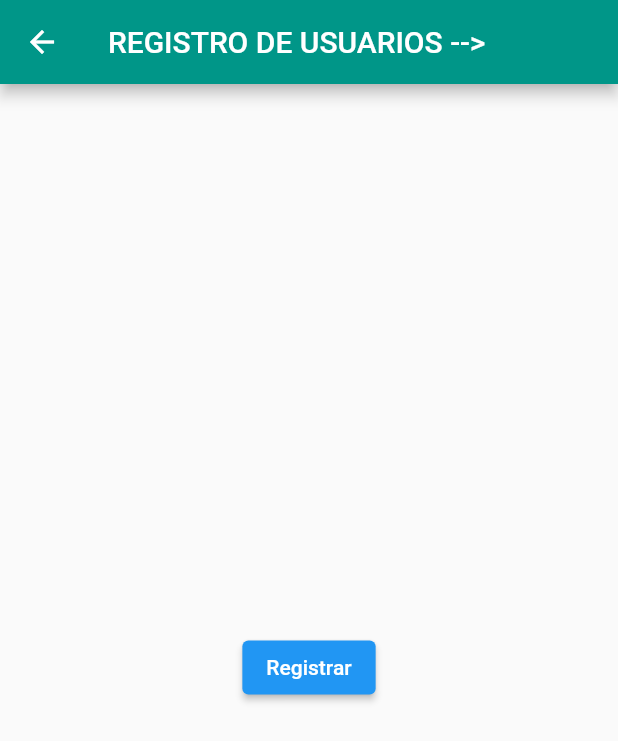
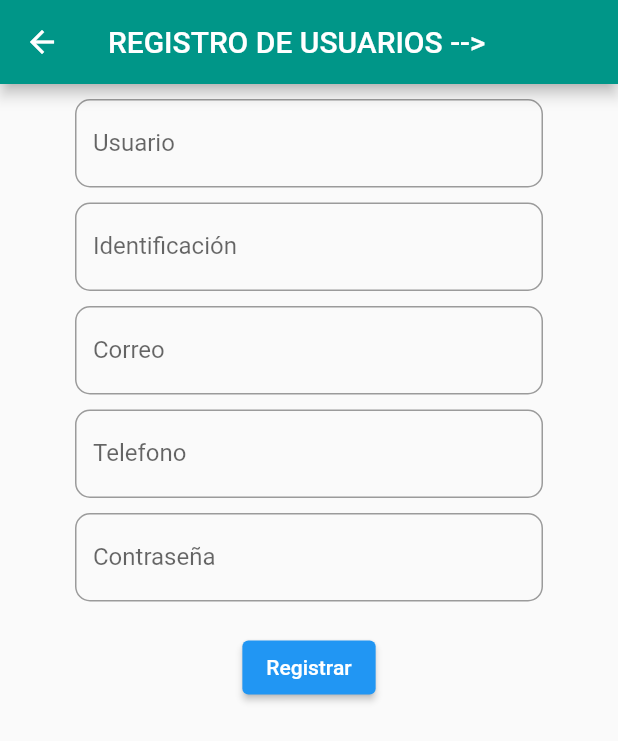
Before and after one commit to ThePolanco/App_with_Flutter, a Flutter app: the screen it shows after launch, after a tap on "Registrar", on a phone screen of 412 x 824 dp. Shown: the top 741 px of the screen. Run offline on Flutter 3.47's test engine with Material 2 defaults, Android fonts, the light colour scheme and no system bars; our stand-ins replace cloud_firestore, firebase_core, local_auth; accounts and stored records are empty.

```diff
--- a/lib/View/Registro.dart
+++ b/lib/View/Registro.dart
@@ -51,7 +51,7 @@ class RegistroApp extends State<Registro>{
                 onPressed: () {
 
                 },
-                child: Text('Aceptar', style: TextStyle(color: Colors.blueGrey)),
+                child: Text('Aceptar', style: TextStyle(color: Colors.white)),
               )
             ],
           );
@@ -68,7 +68,7 @@ class RegistroApp extends State<Registro>{
       body: SingleChildScrollView(
         child: Column(
           children: [
-            Padding(padding: EdgeInsets.only(top: 10, left: 500, right: 500),
+            Padding(padding: EdgeInsets.only(top: 10, left: 50, right: 50),
             child: TextField(
               controller: nombre,
               decoration: InputDecoration(
@@ -82,7 +82,7 @@ class RegistroApp extends State<Registro>{
               ),
             ),
             ),
-            Padding(padding: EdgeInsets.only(top: 10, left: 500, right: 500),
+            Padding(padding: EdgeInsets.only(top: 10, left: 50, right: 50),
               child: TextField(
                 controller: identidad,
                 decoration: InputDecoration(
@@ -96,7 +96,7 @@ class RegistroApp extends State<Registro>{
                 ),
               ),
             ),
-            Padding(padding: EdgeInsets.only(top: 10, left: 500, right: 500),
+            Padding(padding: EdgeInsets.only(top: 10, left: 50, right: 50),
               child: TextField(
                 controller: correo,
                 decoration: InputDecoration(
@@ -110,7 +110,7 @@ class RegistroApp extends State<Registro>{
                 ),
               ),
             ),
-            Padding(padding: EdgeInsets.only(top: 10, left: 500, right: 500),
+            Padding(padding: EdgeInsets.only(top: 10, left: 50, right: 50),
               child: TextField(
                 controller: telefono,
                 decoration: InputDecoration(
@@ -124,7 +124,7 @@ class RegistroApp extends State<Registro>{
                 ),
               ),
             ),
-            Padding(padding: EdgeInsets.only(top: 10, left: 500, right: 500),
+            Padding(padding: EdgeInsets.only(top: 10, left: 50, right: 50),
               child: TextField(
                 controller: contrasena,
                 decoration: InputDecoration(
--- a/lib/main.dart
+++ b/lib/main.dart
@@ -32,7 +32,7 @@ class HomeStart extends State<Home>{
   TextEditingController contrasena = TextEditingController();
   final LocalAuthentication auth = LocalAuthentication();
   User objUser=User();
-
+ //Declaración variable que definira si es Invitado o Administrador
   int IyA = 0;
 
   validarDatos() async{
@@ -53,6 +53,8 @@ class HomeStart extends State<Home>{
               objUser.rol = ("Administrador");
               objUser.estado = cursor.get("Estado");
 
+              //Definicion que indica que Invitado correspondera a 1 y Admin a 2,
+              // llamando la clase mensaje para indicar el modulo de bienvenida
               if(cursor.get("Rol")=="Invitado"){
                 mensaje("Invitado","Bienvenido INVITADO " + nombre.text);
                 IyA = 1;
@@ -93,7 +95,7 @@ class HomeStart extends State<Home>{
                   child: Image.asset('img/img1.png'),
                 ),
               ),
-              Padding(padding: EdgeInsets.only(top: 10, left: 500, right: 500),
+              Padding(padding: EdgeInsets.only(top: 10, left: 50, right: 50),
                 child: TextField(
                   controller: nombre,
                   decoration: InputDecoration(
@@ -105,7 +107,7 @@ class HomeStart extends State<Home>{
                   ),
                 ),
               ),
-              Padding(padding: EdgeInsets.only(top: 30, left: 500, right: 500),
+              Padding(padding: EdgeInsets.only(top: 30, left: 50, right: 50),
                 child: TextField(
                   controller: contrasena,
                   obscureText:true,
@@ -236,7 +238,8 @@ class HomeStart extends State<Home>{
   }
 }
 
-//Apartado para la creacion de las clases invitado y Admin
+//Creación pantallas de invitado y Administrador,
+//cada una con diferente color y con botones de regreso a la clase main
 class invitado extends StatelessWidget {
   @override
   Widget build(BuildContext context) {
```
Also changed, not shown: 1 other file.
